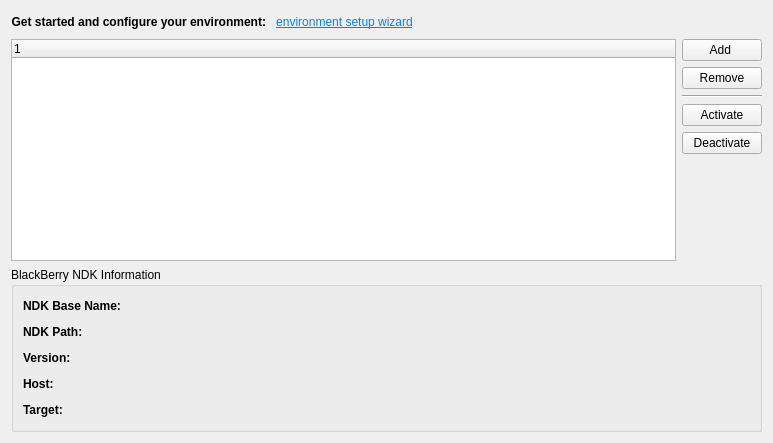
The window that src/plugins/qnx/blackberryndksettingswidget.ui (qt-creator/qt-creator) describes before a commit, drawn with Qt 5.
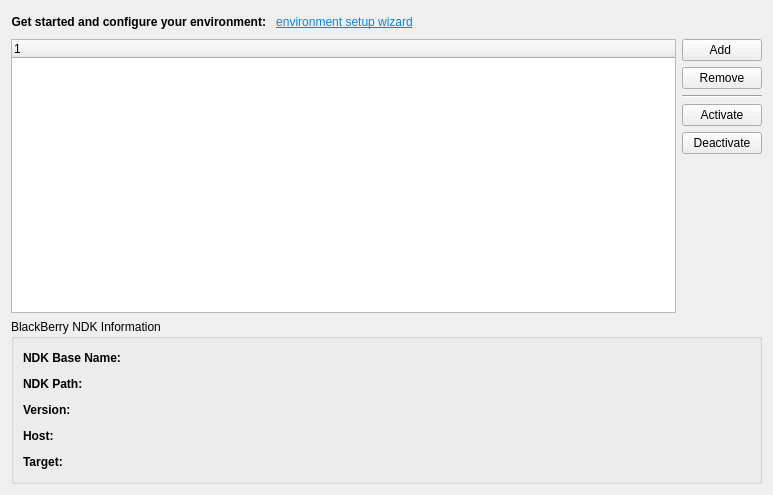
The same window after the commit.

Diff of the .ui file:
```diff
--- a/src/plugins/qnx/blackberryndksettingswidget.ui
+++ b/src/plugins/qnx/blackberryndksettingswidget.ui
@@ -7,7 +7,7 @@
     <x>0</x>
     <y>0</y>
     <width>773</width>
-    <height>443</height>
+    <height>495</height>
    </rect>
   </property>
   <property name="windowTitle">
```
